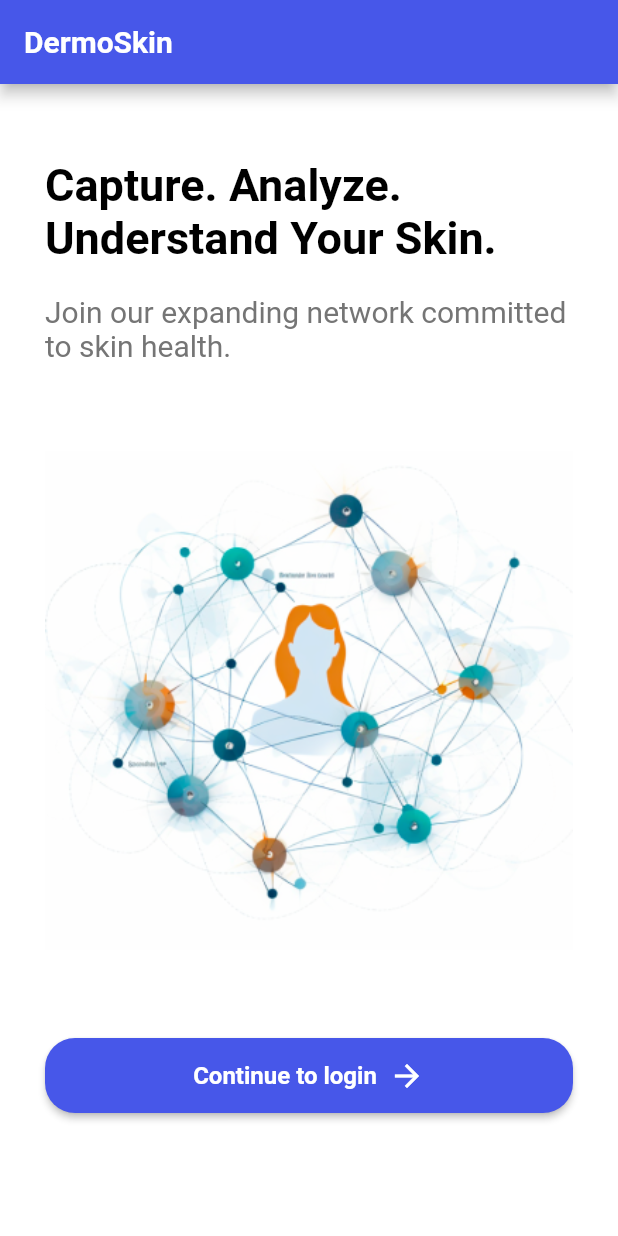
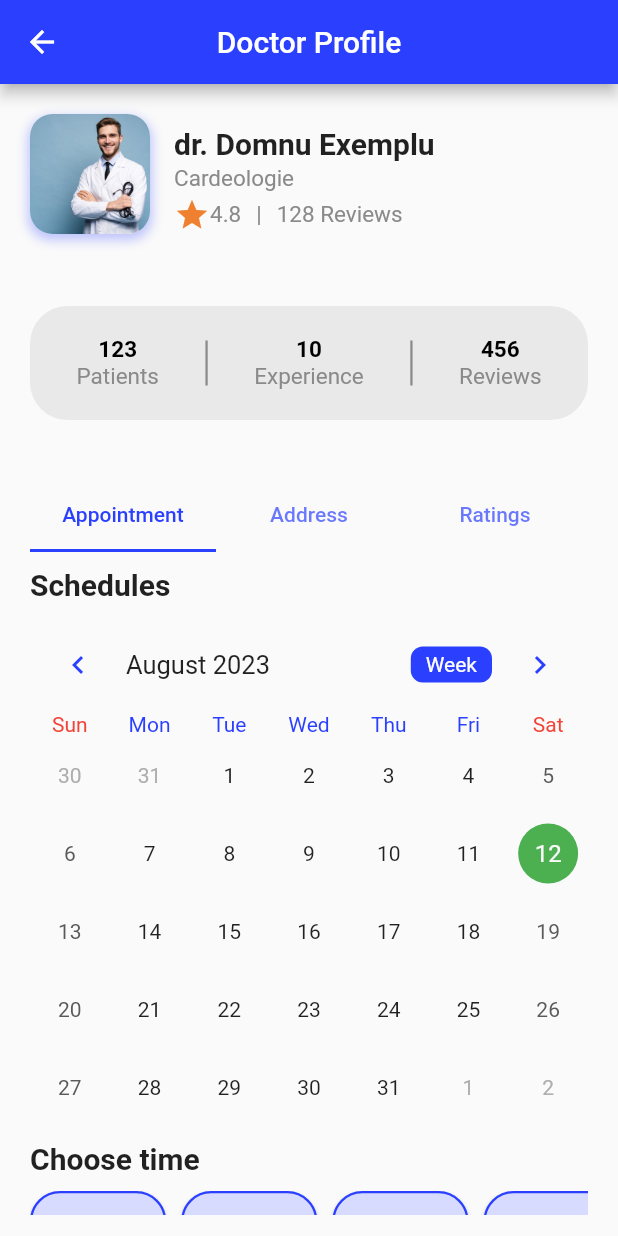
Before and after one commit to sealnext/DermoSkin, a Flutter app: the screen it shows after launch, on a phone screen of 412 x 824 dp. Run offline on Flutter 3.47's test engine with Material 2 defaults, Android fonts, the phone set to English and light mode, and no system bars; drawn by our look-alikes of table_calendar; our stand-ins replace firebase_auth, firebase_core, flutter_map, google_sign_in, latlong2; accounts and stored records are empty.

Commit message:
bugfixes#2

```diff
--- a/lib/main.dart
+++ b/lib/main.dart
@@ -1,3 +1,4 @@
+import 'package:dermo/ui/pages/doctor_page.dart';
 import 'package:dermo/utils/firebase_options.dart';
 import 'package:firebase_core/firebase_core.dart';
 import 'package:flutter/material.dart';
@@ -19,7 +20,7 @@ class App extends StatelessWidget {
   Widget build(BuildContext context) {
     return const MaterialApp(
       debugShowCheckedModeBanner: false,
-      home: Session(),
+      home: DoctorPage(),
     );
   }
 }
--- /dev/null
+++ b/lib/ui/pages/address_doctor_page.dart
@@ -0,0 +1,112 @@
+import 'package:dermo/utils/constants.dart';
+import 'package:flutter/material.dart';
+import 'package:flutter_map/flutter_map.dart';
+import 'package:latlong2/latlong.dart';
+
+const MAPBOX_ACCESS_TOKEN =
+    'pk.eyJ1IjoiaXZhbmJ1bWJ1YyIsImEiOiJjbGM1YnpwMWMwYXhyM3ByeG9tbHo5bTJyIn0.lPqP7l2vFYq0eC3d4Kx5Xg';
+
+class Address extends StatefulWidget {
+  const Address({super.key});
+
+  @override
+  State<Address> createState() => _AddressState();
+}
+
+class _AddressState extends State<Address> {
+  LatLng? myPosition = LatLng(45.75325256700144, 21.2276292086552);
+
+  @override
+  Widget build(BuildContext context) {
+    return SingleChildScrollView(
+      scrollDirection: Axis.vertical,
+      child: Column(crossAxisAlignment: CrossAxisAlignment.start, children: [
+        const SizedBox(
+          height: 10,
+        ),
+        Text(
+          "Practice Place",
+          style: TextStyle(fontSize: 20, fontWeight: FontWeight.bold),
+        ),
+        const SizedBox(
+          height: 10,
+        ),
+        Text(
+          "Timisoara",
+          style: TextStyle(
+              fontSize: 15, color: AppColor.gray2, fontWeight: FontWeight.bold),
+        ),
+        const SizedBox(
+          height: 30,
+        ),
+        Row(
+          crossAxisAlignment: CrossAxisAlignment.start,
+          children: [
+            Icon(
+              Icons.location_pin,
+              color: AppColor.primary,
+              size: 20,
+            ),
+            Text(
+              "Location",
+              style: TextStyle(fontSize: 20, fontWeight: FontWeight.bold),
+            ),
+          ],
+        ),
+        const SizedBox(
+          height: 15,
+        ),
+        myPosition == null
+            ? Container(
+                height: 50.0,
+                // Giving a fixed height to CircularProgressIndicator
+                child: Center(
+                  child: const CircularProgressIndicator(),
+                ),
+              )
+            : Container(
+                height: 300.0,
+                decoration: BoxDecoration(
+                  boxShadow: [
+                    BoxShadow(
+                        color: AppColor.primary.withOpacity(0.3),
+                        // changes position of shadow
+                        blurRadius: 7,
+                        offset: Offset(0, 1)),
+                  ],
+                ),
+                child: FlutterMap(
+                  options: MapOptions(
+                      center: myPosition, minZoom: 5, maxZoom: 30, zoom: 13),
+                  nonRotatedChildren: [
+                    TileLayer(
+                      urlTemplate:
+                          'https://api.mapbox.com/styles/v1/{id}/tiles/{z}/{x}/{y}?access_token={accessToken}',
+                      additionalOptions: const {
+                        'accessToken': MAPBOX_ACCESS_TOKEN,
+                        'id': 'mapbox/streets-v11'
+                      },
+                    ),
+                    MarkerLayer(
+                      markers: [
+                        Marker(
+                          point: myPosition!,
+                          builder: (context) {
+                            return Container(
+                              child: const Icon(
+                                Icons.location_pin,
+                                color: AppColor.primary,
+                                size: 40,
+                              ),
+                            );
+                          },
+                        )
+                      ],
+                    )
+                  ],
+                ),
+              )
+      ]),
+    );
+  }
+}
--- /dev/null
+++ b/lib/ui/pages/appointment_page.dart
@@ -0,0 +1,143 @@
+import 'package:dermo/utils/constants.dart';
+import 'package:flutter/material.dart';
+import 'package:table_calendar/table_calendar.dart';
+
+class AppointmentPage extends StatefulWidget {
+  const AppointmentPage({super.key});
+
+  @override
+  State<AppointmentPage> createState() => _AppointmentState();
+}
+
+class _AppointmentState extends State<AppointmentPage> {
+
+  String? about = "dr. Dhayu Erprida is board certified in Endocrinologists by the Association Doctor of Indo-nesia. His subspecialities/internat";
+
+  String getFirst129Chars(String input) {
+    if (input.length <= 129) {
+      return input;
+    }
+    return input.substring(0, 129);
+  }
+
+  List<String> generateHourTexts() {
+    List<String> hours = [];
+
+    for (int i = 9; i <= 17; i++) {
+      String hour = (i % 12).toString().padLeft(2, '0');
+      String meridiem = i < 12 ? "am" : "pm";
+      hours.add("$hour:00 $meridiem");
+    }
+    return hours;
+  }
+  @override
+  Widget build(BuildContext context) {
+    return SingleChildScrollView(
+      scrollDirection: Axis.vertical,
+      child: Column(
+        crossAxisAlignment: CrossAxisAlignment.start,
+        children: [
+          const SizedBox(height: 10,),
+          Text(
+            "Schedules",
+            style: TextStyle(
+              fontSize: 20,
+              fontWeight: FontWeight.bold
+            ),
+          ),
+          const SizedBox(height: 10,),
+      TableCalendar(
+        firstDay: DateTime.utc(2010, 10, 16),
+        lastDay: DateTime.utc(2030, 3, 14),
+        focusedDay: DateTime.now(),
+        availableCalendarFormats: const {
+          CalendarFormat.month: 'Month',
+          CalendarFormat.week: 'Week',
+        },
+        headerStyle: HeaderStyle(
+          formatButtonDecoration: BoxDecoration(
+            color: AppColor.primary, // The background color of the button
+            borderRadius: BorderRadius.circular(8.0),
+          ),
+          formatButtonTextStyle: TextStyle(
+            color: Colors.white, // Text color of the button
+          ),
+          leftChevronIcon: Icon(Icons.chevron_left, color: AppColor.primary),  // Change the left arrow color here
+          rightChevronIcon: Icon(Icons.chevron_right, color: AppColor.primary),  // Change the right arrow color here
+        ),
+        daysOfWeekStyle: DaysOfWeekStyle(
+          // Change the color of the weekdays text
+          weekdayStyle: TextStyle(color: AppColor.primary),
+          // Change the color of the weekend text
+          weekendStyle: TextStyle(color: Colors.red ),
+        ),
+        calendarStyle: CalendarStyle(
+          selectedDecoration: BoxDecoration(
+            color: AppColor.primary, // Background color of the selected day
+            shape: BoxShape.circle,
+          ),
+          todayDecoration: BoxDecoration(
+            color: Colors.green,
+            shape: BoxShape.circle,),
+          // ... other calendar styles ...
+        ),
+      ),
+          const SizedBox(height: 10,),
+          Text("Choose time",
+            style: TextStyle(
+                fontSize: 20,
+                fontWeight: FontWeight.bold
+            ),),
+          const SizedBox(height: 10,),
+        SingleChildScrollView(
+        scrollDirection: Axis.horizontal, // Horizontal scrolling
+        child: Row(
+          children: List.generate(generateHourTexts().length,
+                (index) => Row(
+              children: [
+                if (index != 0) SizedBox(width: 10), // Add space of 10 units except before the first button
+                ElevatedButton(
+                  onPressed: () {
+                  },
+                  child: Text(generateHourTexts()[index]),
+                  style: ElevatedButton.styleFrom(
+                    foregroundColor: AppColor.primary,
+                    backgroundColor: AppColor.transparent,
+                    minimumSize: const Size(30, 50),
+                    shape: RoundedRectangleBorder(
+                      borderRadius: BorderRadius.circular(20),
+                      side: const BorderSide(
+                          color: AppColor.primary,
+                        width: 1.5), // Black border
+                    ),
+                  ),
+                ),
+              ],
+            ),
+          ),
+        ),
+        ),
+          const SizedBox(height: 20,),
+          ElevatedButton(
+            onPressed: () {
+            },
+            child: Text("Book",
+            style: TextStyle(
+              fontSize: 16,
+              fontWeight: FontWeight.bold
+            ),),
+            style: ElevatedButton.styleFrom(
+              backgroundColor: AppColor.primary,
+              minimumSize: const Size(500, 50),
+              shape: RoundedRectangleBorder(
+                borderRadius: BorderRadius.circular(20),
+                side: const BorderSide(
+                    color: AppColor.primary,), // Black border
+              ),
+            ),
+          ),
+        ],
+      ),
+    );
+  }
+}
--- /dev/null
+++ b/lib/ui/pages/doctor_page.dart
@@ -0,0 +1,254 @@
+import 'package:dermo/ui/pages/address_doctor_page.dart';
+import 'package:dermo/ui/pages/appointment_page.dart';
+import 'package:dermo/utils/constants.dart';
+import 'package:flutter/material.dart';
+
+class DoctorPage extends StatefulWidget {
+  const DoctorPage({super.key});
+
+  @override
+  State<DoctorPage> createState() => _DoctorPageState();
+}
+
+class _DoctorPageState extends State<DoctorPage> {
+  @override
+  Widget build(BuildContext context) {
+    return  DefaultTabController(length:  3, child: Scaffold(
+      resizeToAvoidBottomInset: false,
+      appBar: AppBar(
+        // A leading button which acts as the back button
+        leading: IconButton(
+          icon: Icon(Icons.arrow_back),
+          onPressed: () {
+            Navigator.pop(context);  // This pops the current screen off the navigation stack
+          },
+        ),
+        title: Text('Doctor Profile'),
+        centerTitle: true,
+        backgroundColor: AppColor.primary,
+      ),
+      body: Container(
+        child: Column(
+          children: [
+            Padding(
+              padding: const EdgeInsets.all(20.0),
+              child: Row(
+                crossAxisAlignment: CrossAxisAlignment.start,
+                children: [
+                  Container(
+                    width: 80,  // Match the width of the image
+                    height: 80, // Match the height of the image
+                    decoration: BoxDecoration(
+                      color: AppColor.backgroundPrimary, // Set the background color
+                      borderRadius: BorderRadius.circular(15), // Ensure the container also has rounded corners
+                      boxShadow: [
+                        BoxShadow(
+                          color: AppColor.primary.withOpacity(0.3), // Shadow color
+                          spreadRadius: 1, // Spread radius
+                          blurRadius: 6, // Blur radius
+                          offset: Offset(0, 3), // Changes position of shadow
+                        ),
+                      ],
+                    ),
+                    child: ClipRRect(
+                      borderRadius: BorderRadius.circular(15),
+                      child: Image.asset(
+                        'assets/images/doctor_ex.jpeg', // Replace with your actual image asset path
+                        width: 80, // Set the width of the image
+                        height: 80, // Set the height of the image
+                        fit: BoxFit.cover,
+                      ),
+                    ),
+                  ),
+                  Padding(
+                    padding: EdgeInsets.only(left: 16.0, right: 16.0, top: 8.0),
+                    child: Container(
+                      height: 80,
+                      child: Column(
+                        crossAxisAlignment: CrossAxisAlignment.start,
+                        children: [
+                          Text("dr. Domnu Exemplu",
+                            style: TextStyle(
+                                fontSize: 20,
+                                fontWeight: FontWeight.bold
+                            ),
+                          ),
+                          const SizedBox(height: 3,),
+                          Text("Cardeologie",
+                            style: TextStyle(
+                              fontSize: 15,
+                              color: AppColor.gray2
+                            ),
+                          ),
+                          const SizedBox(height: 3,),
+                          Row(
+                            mainAxisAlignment: MainAxisAlignment.center,
+                            crossAxisAlignment: CrossAxisAlignment.center,
+                            children: [
+                              Icon(
+                                Icons.star,  // Using built-in material star icon
+                                color: AppColor.orange,  // Set the color of the star icon to yellow (or any color of your choice)
+                              ),
+                              // Text widget on the right
+                              Text(
+                                "4.8",  // Replace with your actual review count
+                                style: TextStyle(
+                                  fontSize: 15,
+                                  color: AppColor.gray2,
+                                ),
+                              ),
+                              const SizedBox(width: 10,),
+                              Text(
+                                "|",  // Unicode character for a bullet point
+                                style: TextStyle(
+                                  fontSize: 15,  // Adjust size to your liking
+                                  color: AppColor.gray2,
+                                ),
+                              ),
+                              const SizedBox(width: 10,),
+                              Text(
+                                "128 Reviews",  // Replace with your actual review count
+                                style: TextStyle(
+                                  fontSize: 15,
+                                  color: AppColor.gray2,
+                                ),
+                              ),
+                            ],
+                          ),
+                        ],
+                      ),
+                    ),
+                  ),
+                ],
+              ),
+            ),
+            Padding(
+              padding: const EdgeInsets.all(20.0),
+              child: Container(
+                decoration: BoxDecoration(
+                  borderRadius: BorderRadius.circular(25),  // sets a corner radius of 15
+                  color: AppColor.gray,
+                ),
+                child: secondRow(),
+              ),
+            ),
+            Padding(
+              padding: const EdgeInsets.all(20.0),
+              child: Container(
+                child: tabsFunction(),
+              ),
+            ),
+          ],
+        ),
+      ),
+    ),
+    );
+  }
+
+  //experience , patints and reviews
+  secondRow () {
+    return Padding(
+      padding: const EdgeInsets.only(top: 20, bottom: 20),
+      child: Row(
+        mainAxisAlignment: MainAxisAlignment.spaceEvenly,
+        children: [
+          // Patients Column
+          Column(
+            children: [
+              Text(
+                '123',  // Replace with your actual patient count
+                style: TextStyle(
+                  fontSize: 15,
+                    color: Colors.black,
+                    fontWeight: FontWeight.bold
+                ),
+              ),
+              Text('Patients',
+              style: TextStyle(
+                  fontSize: 15,
+                  color: AppColor.gray2
+              ),),
+            ],
+          ),
+          // Vertical Separator
+          Container(
+            height: 30,
+            width: 1.5,
+            color: AppColor.gray2,
+          ),
+          // Years Experience Column
+          Column(
+            children: [
+              Text(
+                '10',  // Replace with your actual years of experience
+                style: TextStyle(
+                  fontSize: 15,
+                    color: Colors.black,
+                    fontWeight: FontWeight.bold
+                ),
+              ),
+              Text('Experience',
+                style: TextStyle(
+                    fontSize: 15,
+                    color: AppColor.gray2
+                ),),
+            ],
+          ),
+          // Vertical Separator
+          Container(
+            height: 30,
+            width: 1.5,
+            color: AppColor.gray2,
+          ),
+          // Reviews Column
+          Column(
+            children: [
+              Text(
+                '456',  // Replace with your actual review count
+                style: TextStyle(
+                  fontSize: 15,
+                    color: Colors.black,
+                  fontWeight: FontWeight.bold
+                ),
+              ),
+              Text('Reviews',
+              style: TextStyle(
+                fontSize: 15,
+                  color: AppColor.gray2
+              ),),
+            ],
+          ),
+        ],
+      ),
+    );
+  }
+
+  //tabs
+  tabsFunction() {
+    return Container(
+      height: 490,
+      child: Column(
+        children: [
+          TabBar(
+            labelColor: AppColor.primary,
+              indicatorColor: AppColor.primary,
+            tabs: [
+              Tab(text: "Appointment"),
+              Tab(text: "Address"),
+              Tab(text: "Ratings"),
+            ],
+          ),
+          Expanded(
+            child: TabBarView(
+              children: [
+                AppointmentPage(),
+                Address(),
+                Center(child: Text('Content for Tab 3')),
+              ],
+            ),
+          ),
+        ],
+      ),
+    );
+  }
+}
--- a/lib/ui/pages/login_page.dart
+++ b/lib/ui/pages/login_page.dart
@@ -127,6 +127,7 @@ class _LoginPageState extends State<LoginPage> {
             fontSize: 20,
           ),
         ),
+        centerTitle: true,
         automaticallyImplyLeading:
             false, // Prevent the back button from being shown
       ),
--- a/lib/ui/pages/register_page.dart
+++ b/lib/ui/pages/register_page.dart
@@ -135,6 +135,7 @@ class _RegisterPageState extends State<RegisterPage> {
             fontSize: 20,
           ),
         ),
+        centerTitle: true,
         automaticallyImplyLeading:
             false, // Prevent the back button from being shown
       ),
--- a/lib/ui/pages/start_page.dart
+++ b/lib/ui/pages/start_page.dart
@@ -17,6 +17,7 @@ class StartPage extends StatelessWidget {
               fontSize: 20,
             ),
           ),
+          centerTitle: true,
           automaticallyImplyLeading:
               false, // Prevent the back button from being shown
         ),
--- a/lib/utils/constants.dart
+++ b/lib/utils/constants.dart
@@ -11,4 +11,7 @@ class AppColor {
   static const accent1 = Color.fromARGB(255, 255, 242, 0);
   static const accent2 = Color.fromARGB(255, 255, 67, 67);
   static const gray = Color.fromARGB(255, 233, 233, 233);
+  static const gray2 = Color.fromARGB(255, 138, 138, 138);
+  static const orange = Color.fromARGB(255, 239, 128, 48);
+  static const transparent = Color.fromARGB(255, 215, 219, 255);
 }
--- a/pubspec.yaml
+++ b/pubspec.yaml
@@ -39,6 +39,11 @@ dependencies:
   firebase_auth: ^4.7.2
   google_sign_in: ^6.1.4
   sign_in_with_apple: ^5.0.0
+  table_calendar: ^3.0.9
+  url_launcher: ^6.1.12
+  flutter_map: ^5.0.0
+  latlong2: ^0.9.0
+  geolocator: ^9.0.2
 
 
 dev_dependencies:
@@ -67,6 +72,7 @@ flutter:
   assets:
     - assets/images/google.png
     - assets/images/start.png
+    - assets/images/doctor_ex.jpeg
 
   # An image asset can refer to one or more resolution-specific "variants", see
   # https://flutter.dev/assets-and-images/#resolution-aware
```
Also changed, not shown: assets/images/doctor_ex.jpeg (added), pubspec.lock, 7 other files.
